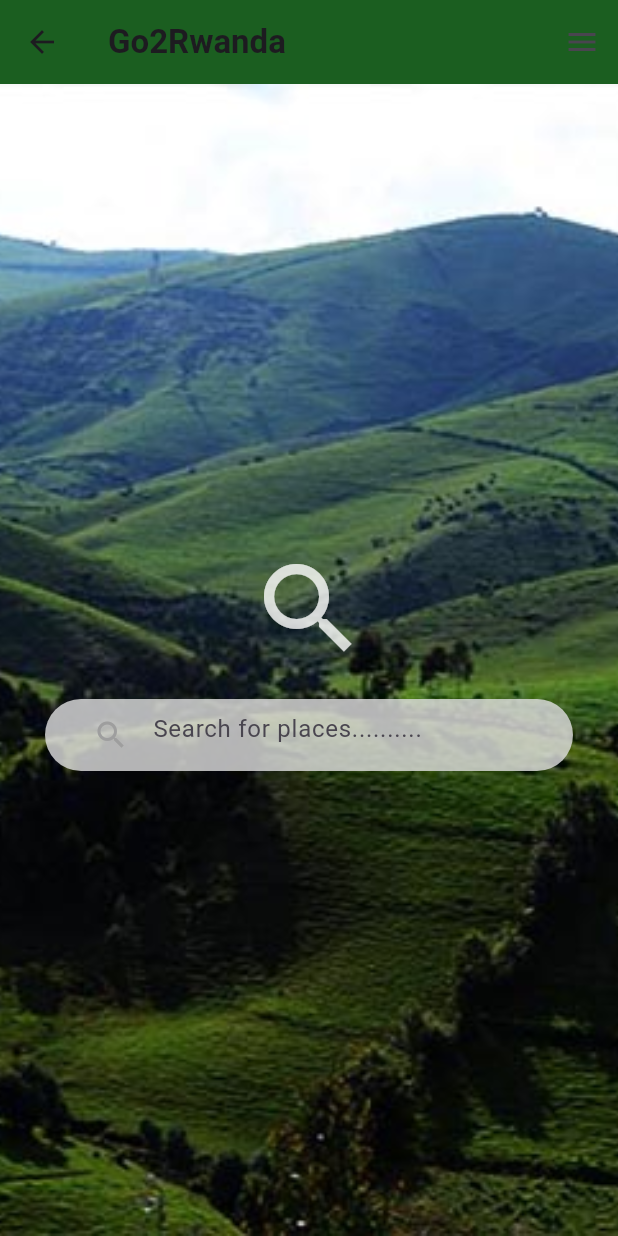
After one commit to Ialbertine/Go2Rwanda_FlutterApp, a Flutter app: the HomeScreen screen opened by its route, on a phone screen of 412 x 824 dp. The commit adds this screen. Run offline on Flutter 3.47's test engine with Material 3 defaults, Android fonts, the phone set to English and light mode, and no system bars.

Commit message:
location_page

```diff
--- a/front_end/lib/main.dart
+++ b/front_end/lib/main.dart
@@ -7,6 +7,8 @@ import './pages/landingpage.dart';
 import './pages/Homepage.dart';
 import './pages/accomodation.dart';
 import './pages/Profile.dart';
+import './pages/search_page.dart';
+import './pages/third_page.dart';
 
 void main() {
   runApp(MyApp());
@@ -33,18 +35,18 @@ class MyApp extends StatelessWidget {
             foregroundColor: Colors.black,
             side: const BorderSide(color: Colors.grey),
           ),
+        ),
       ),
-      ),
-
-    home: const LandingPage(),
+      home: const LandingPage(),
       routes: {
         '/login': (context) => const LoginPage(),
         '/register': (context) => const RegisterPage(),
         '/homepage': (context) => const HomePage(),
         '/profile': (context) => ProfilePage(),
-        '/accomodation':(context)=>const MyAppAccom(),
-        '/nationalpark':(context)=>const Nationalpark()
-
+        '/accomodation': (context) => const MyAppAccom(),
+        '/nationalpark': (context) => const Nationalpark(),
+        '/search': (context) => const HomeScreen(),
+        '/recent': (context) => ThirdPage()
       },
     );
   }
--- /dev/null
+++ b/front_end/lib/pages/search_page.dart
@@ -0,0 +1,76 @@
+// lib/screens/home_screen.dart
+
+import 'package:flutter/material.dart';
+import 'package:flutter/services.dart'; // For SystemChrome
+
+class HomeScreen extends StatelessWidget {
+  const HomeScreen({super.key});
+
+  @override
+  Widget build(BuildContext context) {
+    // Set the status bar color to dark green
+    SystemChrome.setSystemUIOverlayStyle(
+      const SystemUiOverlayStyle(
+        statusBarColor: Color(0xFF1B5E20), // Dark green to match the theme
+        statusBarIconBrightness:
+            Brightness.light, // White icons for dark status bar
+      ),
+    );
+
+    return Scaffold(
+      appBar: AppBar(
+        backgroundColor: const Color(0xFF1B5E20), // Dark green
+        title: const Text(
+          'Go2Rwanda',
+          style: TextStyle(fontWeight: FontWeight.bold, fontSize: 22),
+        ),
+        actions: [
+          IconButton(
+            icon: const Icon(Icons.menu),
+            onPressed: () {},
+          ),
+        ],
+      ),
+      body: Stack(
+        children: [
+          Positioned.fill(
+            child: Image.asset(
+              'assets/greenybackground.jpg', // Replace path if needed
+              fit: BoxFit.cover,
+            ),
+          ),
+          Column(
+            mainAxisAlignment: MainAxisAlignment.center,
+            children: [
+              Icon(
+                Icons.search,
+                size: 80,
+                color: Colors.white.withOpacity(0.8),
+              ),
+              const SizedBox(height: 20),
+              Padding(
+                padding: const EdgeInsets.symmetric(horizontal: 30.0),
+                child: Container(
+                  decoration: BoxDecoration(
+                    color: Colors.grey[300]?.withOpacity(0.8),
+                    borderRadius: BorderRadius.circular(30),
+                  ),
+                  child: const Padding(
+                    padding: EdgeInsets.symmetric(horizontal: 20.0),
+                    child: TextField(
+                      decoration: InputDecoration(
+                        prefixIcon: Icon(Icons.search, color: Colors.grey),
+                        hintText: 'Search for places..........',
+                        border: InputBorder.none,
+                      ),
+                    ),
+                  ),
+                ),
+              ),
+            ],
+          ),
+        ],
+      ),
+    );
+  }
+}
```
Also changed, not shown: front_end/lib/pages/third_page.dart (added, +194 -0 lines), front_end/assets/greenybackground.jpg (added).
